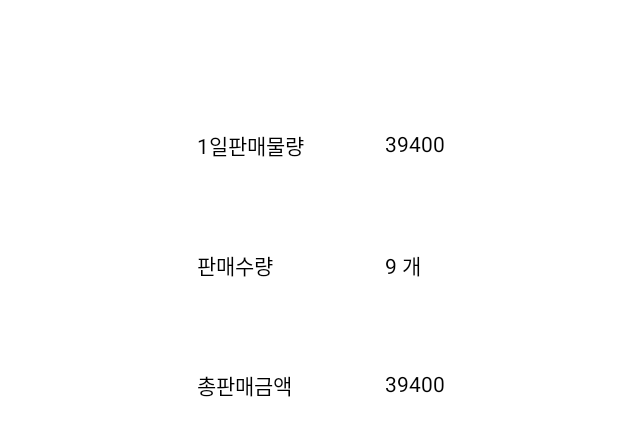
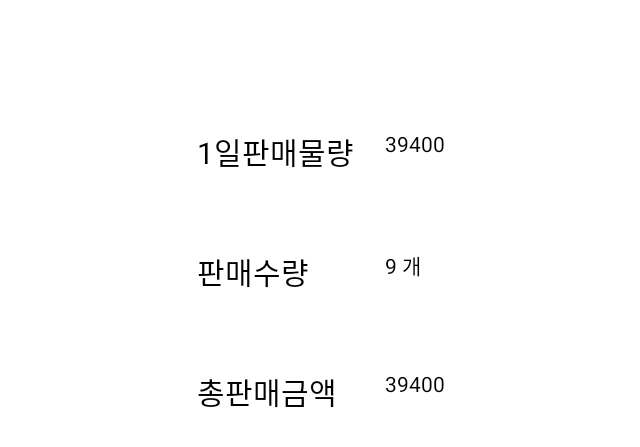
Before and after one commit to kiosk-project-team7/mobile_app_project, an Android app: the dailyManagerFragment screen opened through its navigation route, on a phone screen of 824 x 412 dp (held sideways). Shown: the top 447 px of the screen, without its empty margins (233-873 px from the left). Run offline under Robolectric (Android 15) with nearby library versions, the phone set to English and light mode, and no system bars.

Commit message:
관리자메뉴2

```diff
--- a/app/src/main/java/com/example/kioskui/ManagerFragment.kt
+++ b/app/src/main/java/com/example/kioskui/ManagerFragment.kt
@@ -31,5 +31,9 @@ class ManagerFragment : Fragment() {
     override fun onViewCreated(view: View, savedInstanceState: Bundle?) {
         super.onViewCreated(view, savedInstanceState)
 
+        binding.btnReturnMain.setOnClickListener {
+            findNavController().navigate(R.id.Fragment_Choice_Manager)
+        }
+
     }
 }
--- a/app/src/main/res/layout/fragment_daily_manager.xml
+++ b/app/src/main/res/layout/fragment_daily_manager.xml
@@ -23,7 +23,8 @@
             android:layout_width="match_parent"
             android:layout_height="match_parent"
             android:text="1일판매물량"
-            android:layout_weight="1"/>
+            android:layout_weight="1"
+            android:textSize="20dp"/>
 
         <TextView
             android:id="@+id/dailySelling"
@@ -43,7 +44,8 @@
             android:layout_width="match_parent"
             android:layout_height="match_parent"
             android:text="판매수량"
-            android:layout_weight="1"/>
+            android:layout_weight="1"
+            android:textSize="20dp"/>
 
         <TextView
             android:id="@+id/salesNumber"
@@ -63,7 +65,8 @@
             android:layout_width="match_parent"
             android:layout_height="match_parent"
             android:text="총판매금액"
-            android:layout_weight="1"/>
+            android:layout_weight="1"
+            android:textSize="20dp"/>
 
         <TextView
             android:id="@+id/totalSelling"
```
Also changed, not shown: app/src/main/res/layout/custom2_dialog.xml (+23 -23 lines).
